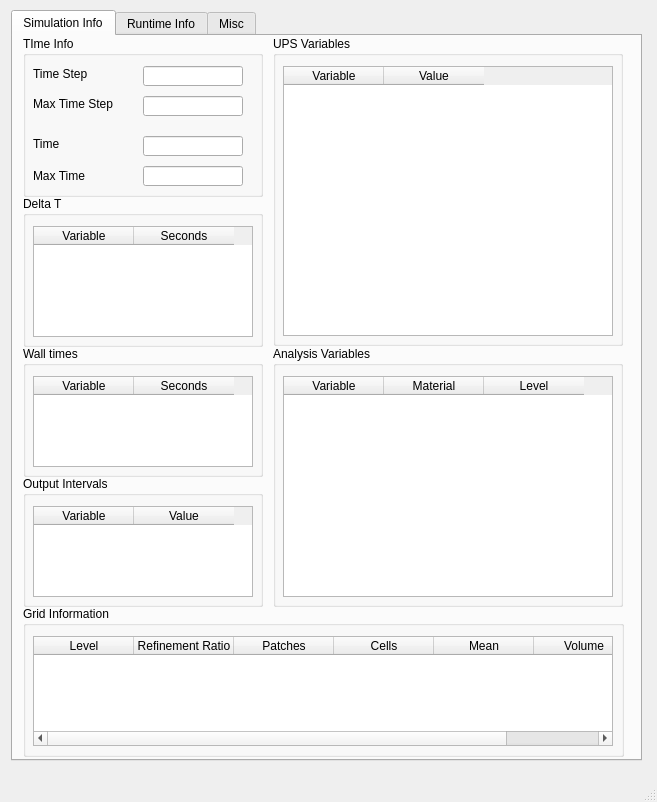
The window that src/VisIt/libsim/uintah.ui (Uintah/Uintah) describes before a commit, drawn with Qt 5.
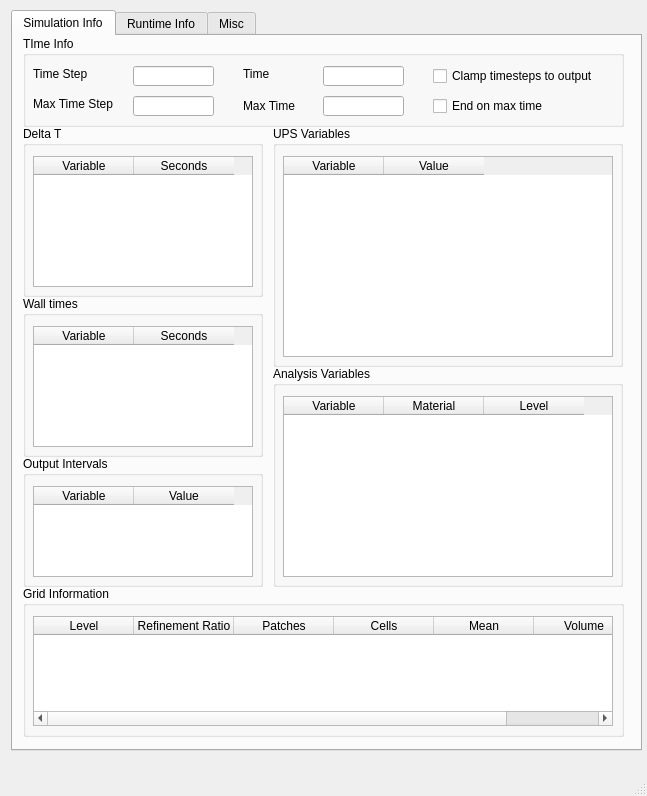
The same window after the commit.

Patch:
```diff
--- a/src/VisIt/libsim/uintah.ui
+++ b/src/VisIt/libsim/uintah.ui
@@ -6,8 +6,8 @@
    <rect>
     <x>0</x>
     <y>0</y>
-    <width>657</width>
-    <height>802</height>
+    <width>647</width>
+    <height>796</height>
    </rect>
   </property>
   <property name="windowTitle">
@@ -20,7 +20,7 @@
       <x>11</x>
       <y>10</y>
       <width>631</width>
-      <height>751</height>
+      <height>741</height>
      </rect>
     </property>
     <property name="currentIndex">
@@ -35,8 +35,8 @@
        <rect>
         <x>10</x>
         <y>0</y>
-        <width>240</width>
-        <height>161</height>
+        <width>601</width>
+        <height>91</height>
        </rect>
       </property>
       <property name="title">
@@ -45,9 +45,9 @@
       <widget class="QLineEdit" name="MaxTime">
        <property name="geometry">
         <rect>
-         <x>120</x>
-         <y>130</y>
-         <width>100</width>
+         <x>300</x>
+         <y>60</y>
+         <width>81</width>
          <height>20</height>
         </rect>
        </property>
@@ -55,8 +55,8 @@
       <widget class="QLabel" name="MaxTimeLabel">
        <property name="geometry">
         <rect>
-         <x>10</x>
-         <y>130</y>
+         <x>220</x>
+         <y>60</y>
          <width>100</width>
          <height>20</height>
         </rect>
@@ -81,9 +81,9 @@
       <widget class="QLineEdit" name="TimeStep">
        <property name="geometry">
         <rect>
-         <x>120</x>
+         <x>110</x>
          <y>30</y>
-         <width>100</width>
+         <width>81</width>
          <height>20</height>
         </rect>
        </property>
@@ -91,9 +91,9 @@
       <widget class="QLineEdit" name="Time">
        <property name="geometry">
         <rect>
-         <x>120</x>
-         <y>100</y>
-         <width>100</width>
+         <x>300</x>
+         <y>30</y>
+         <width>81</width>
          <height>20</height>
         </rect>
        </property>
@@ -101,8 +101,8 @@
       <widget class="QLabel" name="TimeLabel">
        <property name="geometry">
         <rect>
-         <x>10</x>
-         <y>100</y>
+         <x>220</x>
+         <y>30</y>
          <width>60</width>
          <height>15</height>
         </rect>
@@ -127,19 +127,45 @@
       <widget class="QLineEdit" name="MaxTimeStep">
        <property name="geometry">
         <rect>
-         <x>120</x>
+         <x>110</x>
          <y>60</y>
-         <width>100</width>
+         <width>81</width>
          <height>20</height>
         </rect>
        </property>
       </widget>
+      <widget class="QCheckBox" name="EndOnMaxTime">
+       <property name="geometry">
+        <rect>
+         <x>410</x>
+         <y>60</y>
+         <width>211</width>
+         <height>20</height>
+        </rect>
+       </property>
+       <property name="text">
+        <string>End on max time</string>
+       </property>
+      </widget>
+      <widget class="QCheckBox" name="ClampTimestepsToOutput">
+       <property name="geometry">
+        <rect>
+         <x>410</x>
+         <y>30</y>
+         <width>181</width>
+         <height>20</height>
+        </rect>
+       </property>
+       <property name="text">
+        <string>Clamp timesteps to output</string>
+       </property>
+      </widget>
      </widget>
      <widget class="QGroupBox" name="OutputIntervalGroupBox">
       <property name="geometry">
        <rect>
         <x>10</x>
-        <y>440</y>
+        <y>420</y>
         <width>240</width>
         <height>131</height>
        </rect>
@@ -172,7 +198,7 @@
       <property name="geometry">
        <rect>
         <x>10</x>
-        <y>570</y>
+        <y>550</y>
         <width>601</width>
         <height>151</height>
        </rect>
@@ -225,9 +251,9 @@
       <property name="geometry">
        <rect>
         <x>260</x>
-        <y>310</y>
+        <y>330</y>
         <width>350</width>
-        <height>261</height>
+        <height>221</height>
        </rect>
       </property>
       <property name="title">
@@ -239,7 +265,7 @@
          <x>10</x>
          <y>30</y>
          <width>330</width>
-         <height>221</height>
+         <height>181</height>
         </rect>
        </property>
        <column>
@@ -263,9 +289,9 @@
       <property name="geometry">
        <rect>
         <x>260</x>
-        <y>0</y>
+        <y>90</y>
         <width>350</width>
-        <height>310</height>
+        <height>241</height>
        </rect>
       </property>
       <property name="title">
@@ -277,7 +303,7 @@
          <x>10</x>
          <y>30</y>
          <width>330</width>
-         <height>270</height>
+         <height>201</height>
         </rect>
        </property>
        <column>
@@ -296,9 +322,9 @@
       <property name="geometry">
        <rect>
         <x>10</x>
-        <y>310</y>
+        <y>260</y>
         <width>240</width>
-        <height>131</height>
+        <height>161</height>
        </rect>
       </property>
       <property name="title">
@@ -310,7 +336,7 @@
          <x>10</x>
          <y>30</y>
          <width>220</width>
-         <height>91</height>
+         <height>121</height>
         </rect>
        </property>
        <column>
@@ -329,9 +355,9 @@
       <property name="geometry">
        <rect>
         <x>10</x>
-        <y>160</y>
+        <y>90</y>
         <width>240</width>
-        <height>151</height>
+        <height>171</height>
        </rect>
       </property>
       <property name="title">
@@ -343,7 +369,7 @@
          <x>10</x>
          <y>30</y>
          <width>220</width>
-         <height>111</height>
+         <height>131</height>
         </rect>
        </property>
        <column>
```
Left out of the diff: 10 changed lines with no effect on the pictures.
